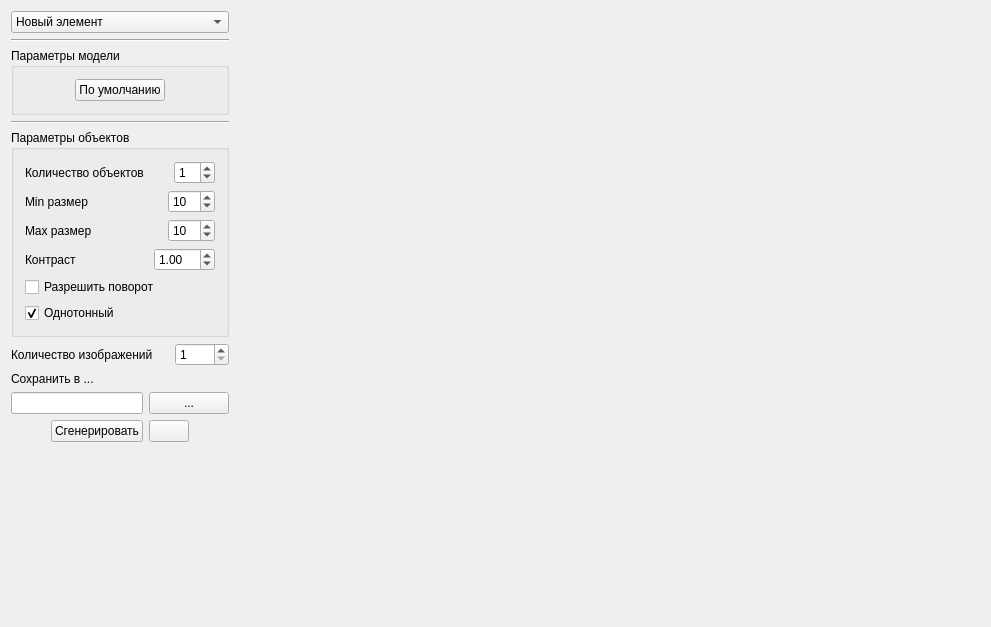
Old version of the form ImageGenerator/ImageGenerator/ImageGenerator.ui in the repository Fullback22/imageModels.
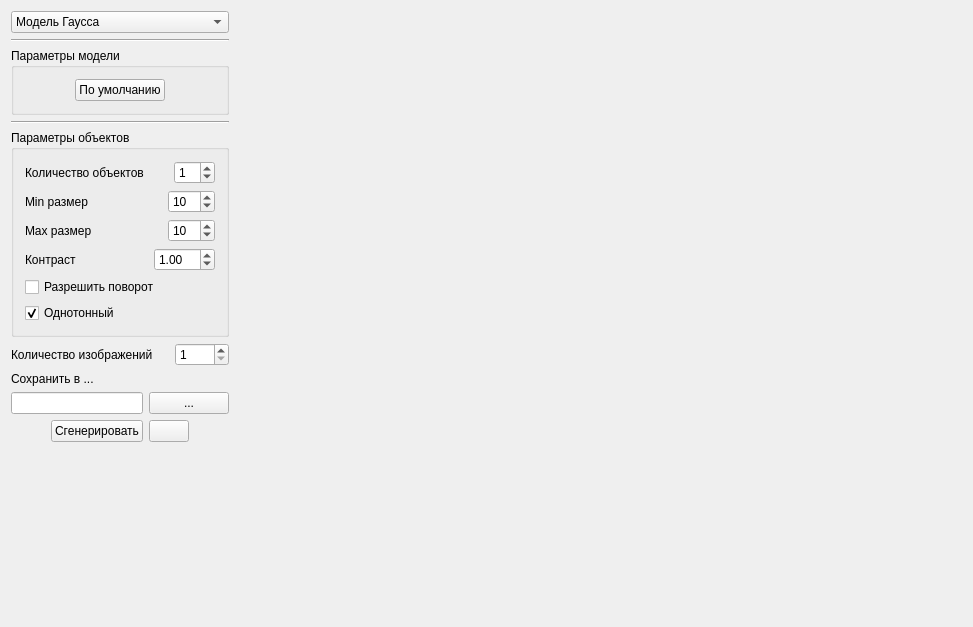
New version of the form.

What changed in the file:
```diff
--- a/ImageGenerator/ImageGenerator/ImageGenerator.ui
+++ b/ImageGenerator/ImageGenerator/ImageGenerator.ui
@@ -6,7 +6,7 @@
    <rect>
     <x>0</x>
     <y>0</y>
-    <width>991</width>
+    <width>973</width>
     <height>627</height>
    </rect>
   </property>
@@ -16,12 +16,15 @@
   <layout class="QHBoxLayout" name="horizontalLayout_7" stretch="0,1">
    <item>
     <layout class="QVBoxLayout" name="verticalLayout_4">
+     <property name="sizeConstraint">
+      <enum>QLayout::SetDefaultConstraint</enum>
+     </property>
      <item>
       <layout class="QVBoxLayout" name="verticalLayout_3">
        <item>
         <widget class="QComboBox" name="cb_models">
          <property name="currentIndex">
-          <number>1</number>
+          <number>0</number>
          </property>
          <item>
           <property name="text">
@@ -30,7 +33,7 @@
          </item>
          <item>
           <property name="text">
-           <string>Новый элемент</string>
+           <string>Марковские поля</string>
           </property>
          </item>
         </widget>
```
